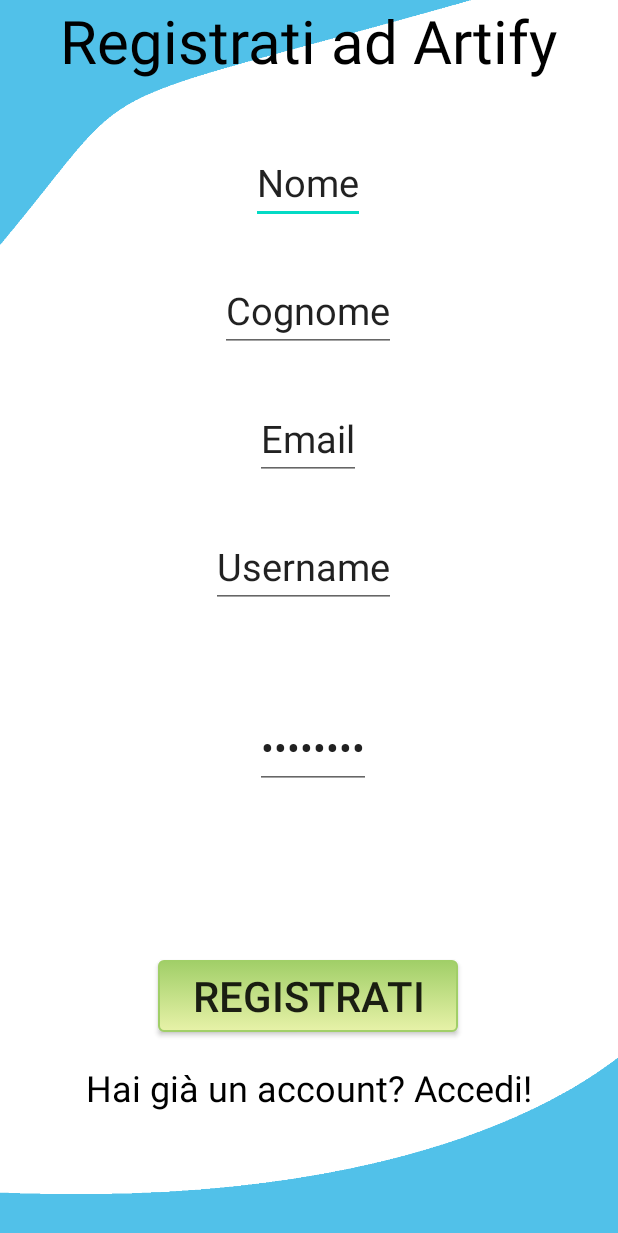
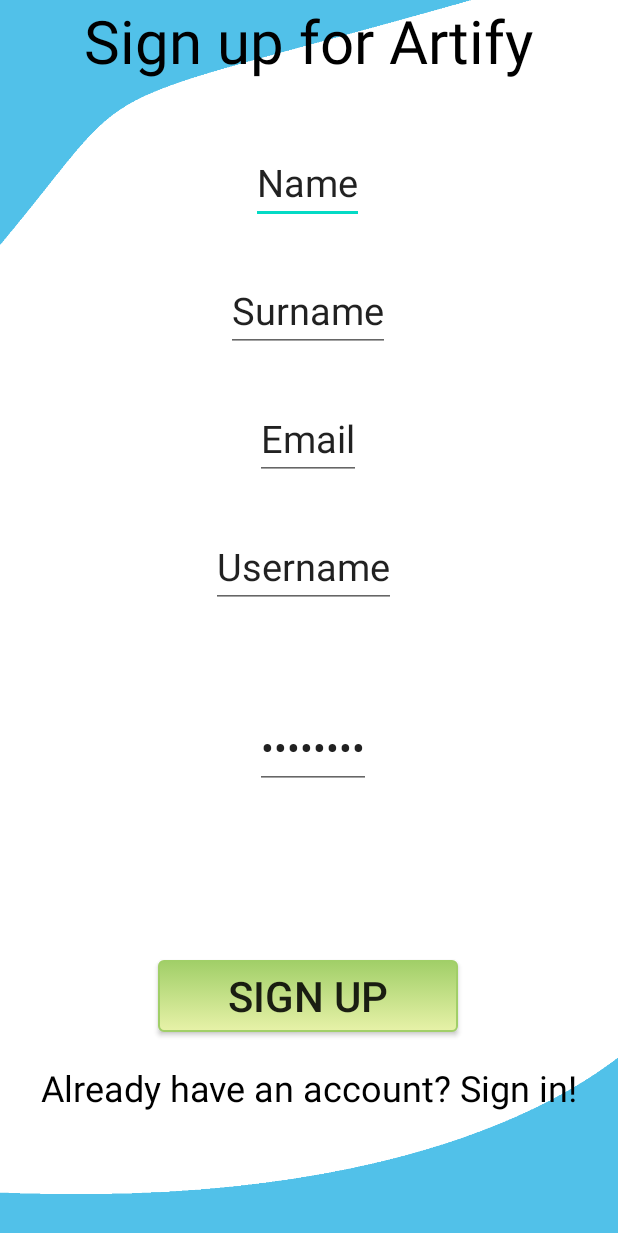
Before and after one commit to GadaletaNicola/Artify, an Android app: the layout sign_up.xml on its own in the app's theme, with its tools: preview values and no code run, on a phone screen of 412 x 824 dp. Shown: the top 1233 px of the screen. Run offline under Robolectric (Android 15) with nearby library versions, the phone set to English and light mode, and no system bars.

Commit message:
Implementazione multilingua

```diff
--- a/app/src/main/res/values/strings.xml
+++ b/app/src/main/res/values/strings.xml
@@ -1,14 +1,14 @@
 <resources>
-    <string name="app_name">Artify</string>
-    <string name="login_text">Accedi ad Artify</string>
-    <string name="username">Username</string>
-    <string name="password">Password</string>
-    <string name="login_button">Accedi</string>
-    <string name="reg_text">Registrati ad Artify</string>
-    <string name="name">Nome</string>
-    <string name="surname">Cognome</string>
+    <string name="app_name" translatable="false">Artify</string>
+    <string name="login_text">Sign in to Artify</string>
+    <string name="username" translatable="false">Username</string>
+    <string name="password" translatable="false">Password</string>
+    <string name="login_button">Sign in</string>
+    <string name="reg_text">Sign up for Artify</string>
+    <string name="name">Name</string>
+    <string name="surname">Surname</string>
     <string name="email">Email</string>
-    <string name="signup_button">Registrati</string>
-    <string name="not_accounted">Non hai ancora un account? Registrati!</string>
-    <string name="accounted">Hai già un account? Accedi!</string>
+    <string name="signup_button">Sign up</string>
+    <string name="not_accounted">Don't have an account? Sign up!</string>
+    <string name="accounted">Already have an account? Sign in!</string>
 </resources>
```
Also changed, not shown: 1 other file.
